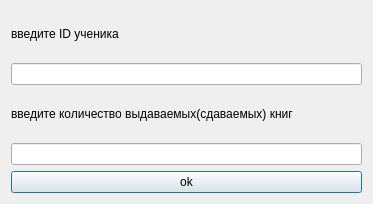
Old version of the form vydacha_sdacha/vvod_id.ui in the repository Plusers/ASL.
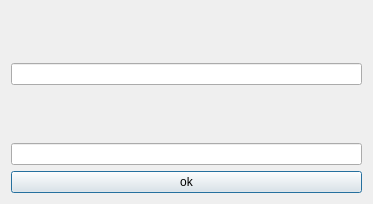
New version of the form.

```diff
--- a/vydacha_sdacha/vvod_id.ui
+++ b/vydacha_sdacha/vvod_id.ui
@@ -17,7 +17,7 @@
    <item>
     <widget class="QLabel" name="label">
      <property name="text">
-      <string>введите ID ученика</string>
+      <string/>
      </property>
     </widget>
    </item>
@@ -27,7 +27,7 @@
    <item>
     <widget class="QLabel" name="label_2">
      <property name="text">
-      <string>введите количество выдаваемых(сдаваемых) книг</string>
+      <string/>
      </property>
     </widget>
    </item>
```
